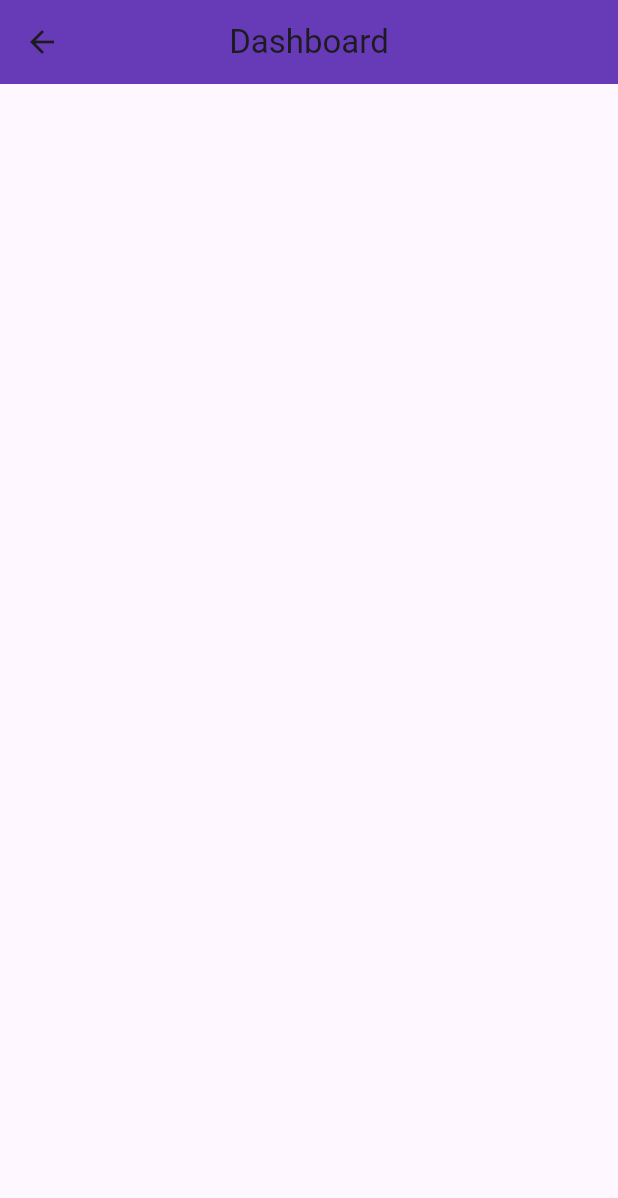
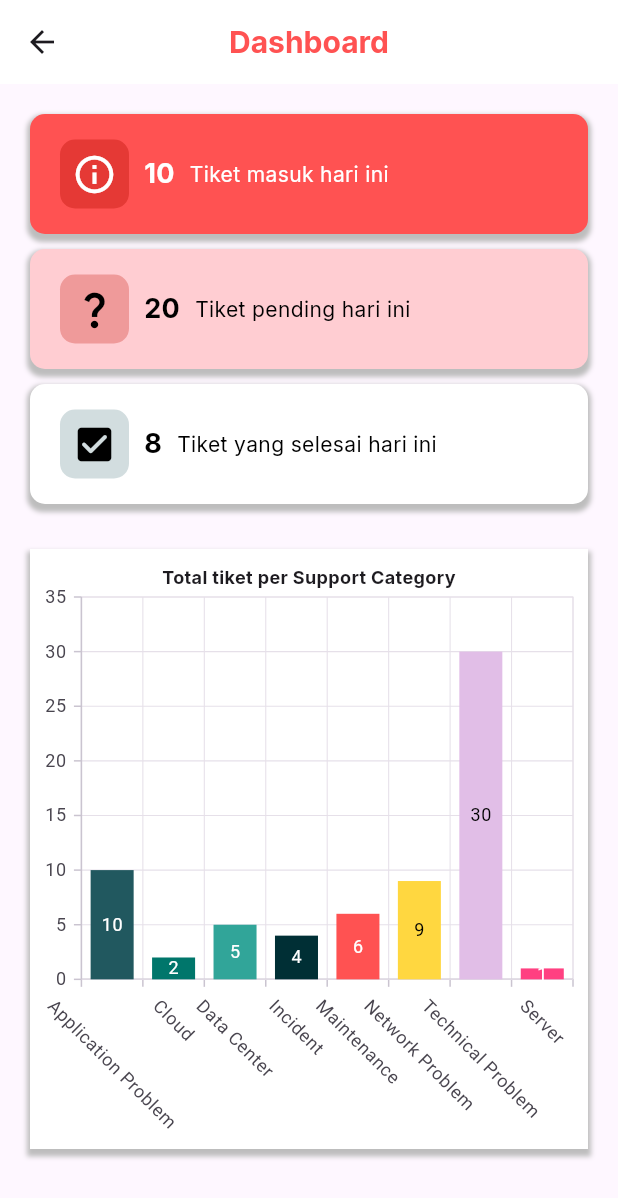
Before and after one commit to albertpurnawan/final_helpdesk, a Flutter app: the DashboardPage screen opened by its route, on a phone screen of 412 x 824 dp. Shown: the top 1198 px of the screen. Run offline on Flutter 3.47's test engine with Material 2 defaults, Android fonts, the phone set to English and light mode, and no system bars; our stand-ins replace awesome_dialog, file_picker, get, google_fonts, lottie, syncfusion_flutter_charts.

Commit message:
make dashboard feature

```diff
--- a/lib/pages/dashboard_page.dart
+++ b/lib/pages/dashboard_page.dart
@@ -1,4 +1,9 @@
 import 'package:flutter/material.dart';
+import 'package:google_fonts/google_fonts.dart';
+import 'package:helpdesk_skripsi/style.dart';
+import 'package:helpdesk_skripsi/util/appbar.dart';
+import 'package:helpdesk_skripsi/util/dashboard_tiles.dart';
+import 'package:syncfusion_flutter_charts/charts.dart';
 
 class DashboardPage extends StatelessWidget {
   const DashboardPage({super.key});
@@ -6,13 +11,109 @@ class DashboardPage extends StatelessWidget {
   @override
   Widget build(BuildContext context) {
     return Scaffold(
-      appBar: AppBar(
-        title: const Text("Dashboard"),
-        centerTitle: true,
-        backgroundColor: Colors.deepPurple,
+      appBar: const MyAppBar(title: "Dashboard", showBackBtn: true),
+      body: SingleChildScrollView(
+        child: Padding(
+          padding: const EdgeInsets.all(20),
+          child: Column(
+            children: [
+              DashboardTiles(
+                ticket: 10,
+                desc: "Tiket masuk hari ini",
+                icon: Icons.info_outline,
+                bgColor: secondaryColor,
+                color: primaryColor,
+                iconBgColor: Colors.red.shade600,
+                iconColor: primaryColor,
+              ),
+              const SizedBox(height: 10),
+              DashboardTiles(
+                ticket: 20,
+                desc: "Tiket pending hari ini",
+                icon: Icons.question_mark,
+                bgColor: Colors.red.shade100,
+                color: blackColor,
+                iconBgColor: Colors.red.shade200,
+                iconColor: blackColor,
+              ),
+              const SizedBox(height: 10),
+              DashboardTiles(
+                ticket: 8,
+                desc: "Tiket yang selesai hari ini",
+                icon: Icons.check_box_rounded,
+                bgColor: primaryColor,
+                color: blackColor,
+                iconBgColor: greyColor,
+                iconColor: blackColor,
+              ),
+              const SizedBox(height: 30),
+              Container(
+                height: 400,
+                decoration: BoxDecoration(
+                  // borderRadius: BorderRadius.circular(10),
+                  boxShadow: [
+                    BoxShadow(
+                      color: Colors.grey.shade400,
+                      spreadRadius: 2,
+                      blurRadius: 2,
+                      offset: const Offset(0, 3), // changes position of shadow
+                    ),
+                  ],
+                ),
+                child: SfCartesianChart(
+                  title: ChartTitle(
+                    text: "Total tiket per Support Category",
+                    textStyle: GoogleFonts.inter(
+                      fontSize: 12,
+                      fontWeight: FontWeight.bold,
+                    ),
+                  ),
+                  // legend: Legend(isVisible: true),
+                  primaryXAxis: CategoryAxis(labelRotation: 45),
+                  primaryYAxis: NumericAxis(),
+                  backgroundColor: primaryColor,
+                  series: [
+                    ColumnSeries(
+                      dataSource: getColumnData(),
+                      xValueMapper: (DashboardData dashboard, _) => dashboard.x,
+                      yValueMapper: (DashboardData dashboard, _) => dashboard.y,
+                      dataLabelSettings: const DataLabelSettings(
+                        isVisible: true,
+                        labelAlignment: ChartDataLabelAlignment.middle,
+                      ),
+                      pointColorMapper: (DashboardData dashboard, _) =>
+                          dashboard.color,
+                    )
+                  ],
+                ),
+              ),
+            ],
+          ),
+        ),
       ),
-      // bottomNavigationBar: const BottomNavbar(),
-      // drawer: const MyDrawer(),
     );
   }
 }
+
+class DashboardData {
+  String x;
+  double y;
+  Color color;
+
+  DashboardData(this.x, this.y, this.color);
+}
+
+dynamic getColumnData() {
+  List<DashboardData> columnData = <DashboardData>[
+    DashboardData("Application Problem", 10, tealColor),
+    DashboardData("Cloud", 2, darkGreenColor),
+    DashboardData("Data Center", 5, toscaColor),
+    DashboardData("Incident", 4, darkTealColor),
+    DashboardData("Maintenance", 6, secondaryColor),
+    DashboardData("Network Problem", 9, Colors.amberAccent),
+    DashboardData("Technical Problem", 30, Colors.purple.shade100),
+    DashboardData("Server", 1, Colors.pinkAccent),
+  ];
+
+  return columnData;
+}
--- a/lib/style.dart
+++ b/lib/style.dart
@@ -5,3 +5,8 @@ Color secondaryColor = Colors.redAccent;
 Color whiteColor = const Color(0xffFFFFFF);
 Color blackColor = Colors.black;
 Color orangeColor = Colors.deepOrangeAccent;
+Color toscaColor = const Color(0xff31A599);
+Color darkGreenColor = const Color(0xff00766B);
+Color tealColor = const Color(0xff21585F);
+Color darkTealColor = const Color(0xff002F35);
+Color greyColor = const Color(0xffD2DDDF);
--- /dev/null
+++ b/lib/util/dashboard_tiles.dart
@@ -0,0 +1,80 @@
+import 'package:flutter/material.dart';
+import 'package:google_fonts/google_fonts.dart';
+
+class DashboardTiles extends StatefulWidget {
+  final int ticket;
+  final String desc;
+  final IconData icon;
+  final Color color, iconColor, iconBgColor, bgColor;
+
+  const DashboardTiles({
+    super.key,
+    required this.ticket,
+    required this.desc,
+    required this.icon,
+    required this.color,
+    required this.iconColor,
+    required this.iconBgColor,
+    required this.bgColor,
+  });
+
+  @override
+  State<DashboardTiles> createState() => _DashboardTilesState();
+}
+
+class _DashboardTilesState extends State<DashboardTiles> {
+  @override
+  Widget build(BuildContext context) {
+    return Container(
+      height: 80,
+      decoration: BoxDecoration(
+        color: widget.bgColor,
+        borderRadius: BorderRadius.circular(10),
+        boxShadow: [
+          BoxShadow(
+            color: Colors.grey.shade400,
+            spreadRadius: 2,
+            blurRadius: 2,
+            offset: const Offset(0, 3), // changes position of shadow
+          ),
+        ],
+      ),
+      child: Padding(
+        padding: const EdgeInsets.only(left: 20),
+        child: Row(
+          children: [
+            Container(
+              padding: const EdgeInsets.all(8),
+              decoration: BoxDecoration(
+                color: widget.iconBgColor,
+                borderRadius: BorderRadius.circular(10),
+              ),
+              child: Icon(
+                widget.icon,
+                color: widget.iconColor,
+                size: 30,
+              ),
+            ),
+            const SizedBox(width: 10),
+            Text(
+              widget.ticket.toString(),
+              style: GoogleFonts.inter(
+                fontSize: 18,
+                fontWeight: FontWeight.bold,
+                color: widget.color,
+              ),
+            ),
+            const SizedBox(width: 10),
+            Text(
+              widget.desc,
+              style: GoogleFonts.inter(
+                fontSize: 14,
+                color: widget.color,
+              ),
+            ),
+          ],
+        ),
+      ),
+    );
+  }
+}
--- a/lib/util/features_button.dart
+++ b/lib/util/features_button.dart
@@ -9,11 +9,12 @@ class FeaturesButton extends StatelessWidget {
   final String featuresText;
   final int index;
 
-  const FeaturesButton(
-      {super.key,
-      required this.icon,
-      required this.featuresText,
-      required this.index});
+  const FeaturesButton({
+    super.key,
+    required this.icon,
+    required this.featuresText,
+    required this.index,
+  });
 
   @override
   Widget build(BuildContext context) {
--- a/pubspec.yaml
+++ b/pubspec.yaml
@@ -40,7 +40,7 @@ dependencies:
   file_picker: ^5.2.2
   syncfusion_flutter_datepicker: ^20.3.56
   intl: ^0.17.0
-  curved_navigation_bar: ^1.0.3
+  syncfusion_flutter_charts: ^20.3.58
 
 dev_dependencies:
   flutter_test:
```
Also changed, not shown: pubspec.lock.
